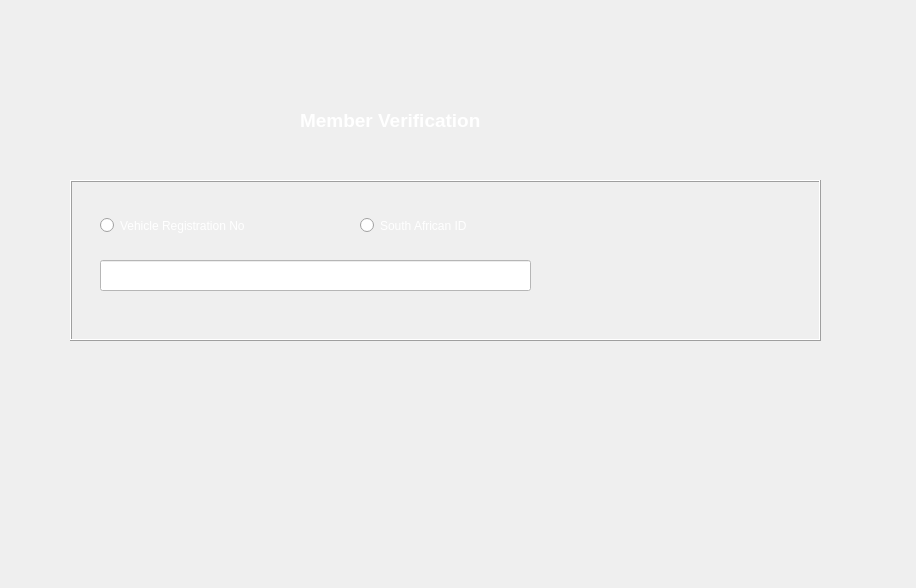
Above: minibus-route-native-application/ui/verifymemberform.ui from nkszLedger/minibus-route-native-application before the change. Below: the same form after it.
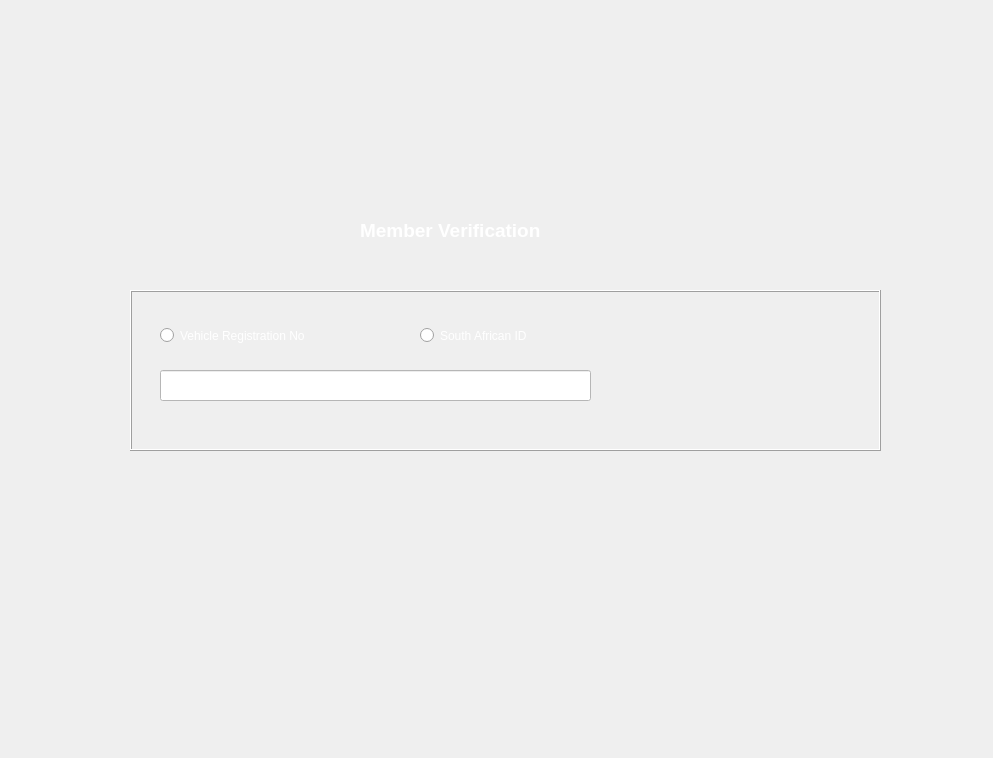
That is the form after the change. Icons and pictures are not drawn.

```diff
--- a/minibus-route-native-application/ui/verifymemberform.ui
+++ b/minibus-route-native-application/ui/verifymemberform.ui
@@ -6,8 +6,8 @@
    <rect>
     <x>0</x>
     <y>0</y>
-    <width>916</width>
-    <height>588</height>
+    <width>993</width>
+    <height>758</height>
    </rect>
   </property>
   <property name="windowTitle">
@@ -16,8 +16,8 @@
   <widget class="QLabel" name="TitleLabel">
    <property name="geometry">
     <rect>
-     <x>300</x>
-     <y>100</y>
+     <x>360</x>
+     <y>210</y>
      <width>261</width>
      <height>41</height>
     </rect>
@@ -45,8 +45,8 @@
   <widget class="QFrame" name="ConfigurationFrame">
    <property name="geometry">
     <rect>
-     <x>70</x>
-     <y>180</y>
+     <x>130</x>
+     <y>290</y>
      <width>751</width>
      <height>161</height>
     </rect>
```
